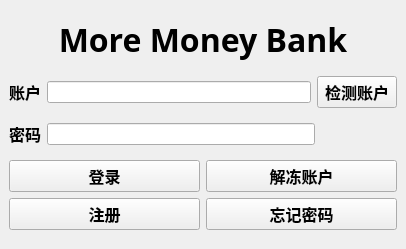
The window that UI/Start.ui (TecWriterWang/PySide2_Bank_GUI) describes before a commit, drawn with Qt 5.
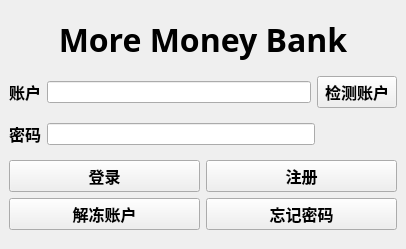
The same window after the commit.

The edit to the form file:
```diff
--- a/UI/Start.ui
+++ b/UI/Start.ui
@@ -151,7 +151,7 @@
         </property>
        </widget>
       </item>
-      <item row="4" column="1">
+      <item row="5" column="0">
        <widget class="QPushButton" name="btUnLock">
         <property name="sizePolicy">
          <sizepolicy hsizetype="Minimum" vsizetype="Maximum">
@@ -171,7 +171,7 @@
         </property>
        </widget>
       </item>
-      <item row="5" column="0">
+      <item row="4" column="1">
        <widget class="QPushButton" name="btRegister">
         <property name="sizePolicy">
          <sizepolicy hsizetype="Minimum" vsizetype="Maximum">
```
